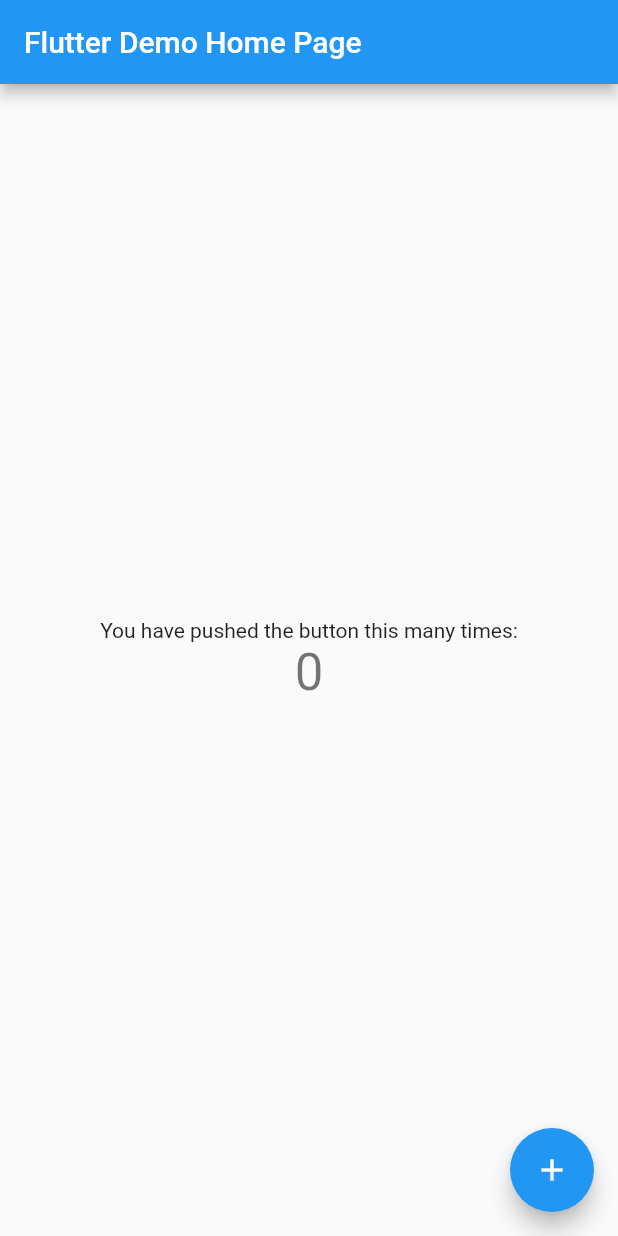
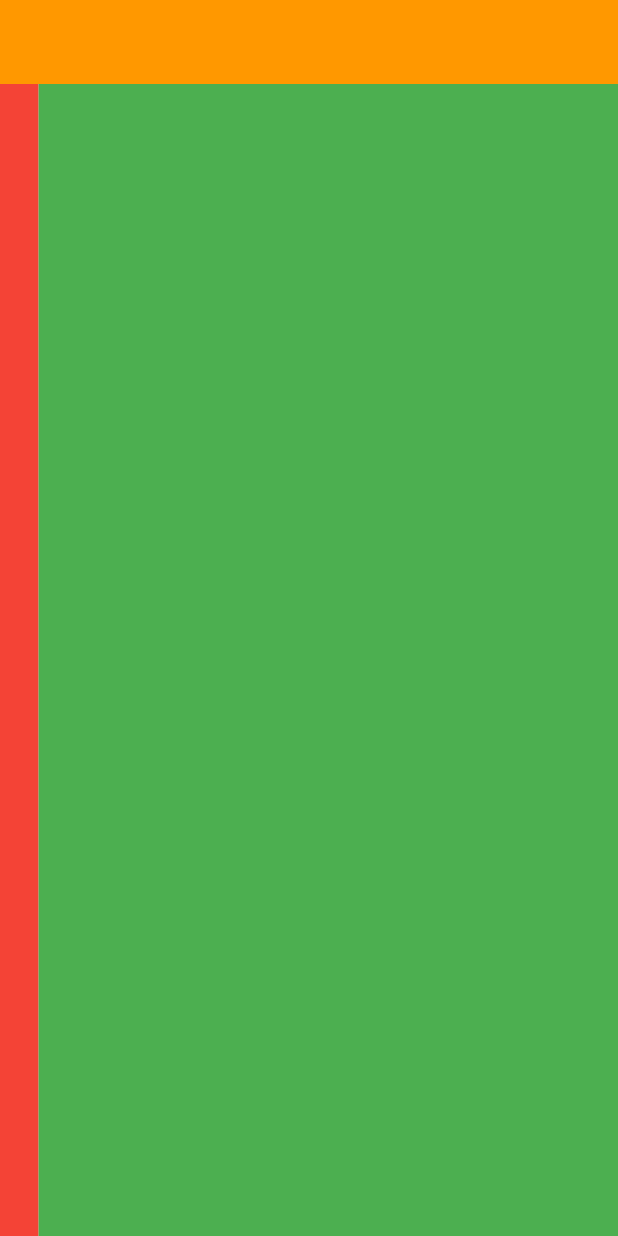
Before and after one commit to rsoares10-college-projects/basf-dashboard, a Flutter app: the screen it shows after launch, on a phone screen of 412 x 824 dp. Run offline on Flutter 3.47's test engine with Material 2 defaults, Android fonts, the phone set to English and light mode, and no system bars.

Commit message:
Add app base layout

```diff
--- a/lib/main.dart
+++ b/lib/main.dart
@@ -5,109 +5,47 @@
 }
 
 class MyApp extends StatelessWidget {
-  // This widget is the root of your application.
   @override
   Widget build(BuildContext context) {
     return MaterialApp(
-      title: 'Flutter Demo',
-      theme: ThemeData(
-        // This is the theme of your application.
-        //
-        // Try running your application with "flutter run". You'll see the
-        // application has a blue toolbar. Then, without quitting the app, try
-        // changing the primarySwatch below to Colors.green and then invoke
-        // "hot reload" (press "r" in the console where you ran "flutter run",
-        // or simply save your changes to "hot reload" in a Flutter IDE).
-        // Notice that the counter didn't reset back to zero; the application
-        // is not restarted.
-        primarySwatch: Colors.blue,
-      ),
-      home: MyHomePage(title: 'Flutter Demo Home Page'),
+      title: 'basf-dashboard',
+      debugShowCheckedModeBanner: false,
+      home: AppLayout(),
     );
   }
 }
 
-class MyHomePage extends StatefulWidget {
-  MyHomePage({Key? key, required this.title}) : super(key: key);
-
-  // This widget is the home page of your application. It is stateful, meaning
-  // that it has a State object (defined below) that contains fields that affect
-  // how it looks.
-
-  // This class is the configuration for the state. It holds the values (in this
-  // case the title) provided by the parent (in this case the App widget) and
-  // used by the build method of the State. Fields in a Widget subclass are
-  // always marked "final".
-
-  final String title;
+class AppLayout extends StatefulWidget {
+  const AppLayout({Key? key}) : super(key: key);
 
   @override
-  _MyHomePageState createState() => _MyHomePageState();
+  _AppLayoutState createState() => _AppLayoutState();
 }
 
-class _MyHomePageState extends State<MyHomePage> {
-  int _counter = 0;
-
-  void _incrementCounter() {
-    setState(() {
-      // This call to setState tells the Flutter framework that something has
-      // changed in this State, which causes it to rerun the build method below
-      // so that the display can reflect the updated values. If we changed
-      // _counter without calling setState(), then the build method would not be
-      // called again, and so nothing would appear to happen.
-      _counter++;
-    });
-  }
-
+class _AppLayoutState extends State<AppLayout> {
   @override
   Widget build(BuildContext context) {
-    // This method is rerun every time setState is called, for instance as done
-    // by the _incrementCounter method above.
-    //
-    // The Flutter framework has been optimized to make rerunning build methods
-    // fast, so that you can just rebuild anything that needs updating rather
-    // than having to individually change instances of widgets.
     return Scaffold(
       appBar: AppBar(
-        // Here we take the value from the MyHomePage object that was created by
-        // the App.build method, and use it to set our appbar title.
-        title: Text(widget.title),
+        elevation: 0,
+        backgroundColor: Colors.orange,
       ),
-      body: Center(
-        // Center is a layout widget. It takes a single child and positions it
-        // in the middle of the parent.
-        child: Column(
-          // Column is also a layout widget. It takes a list of children and
-          // arranges them vertically. By default, it sizes itself to fit its
-          // children horizontally, and tries to be as tall as its parent.
-          //
-          // Invoke "debug painting" (press "p" in the console, choose the
-          // "Toggle Debug Paint" action from the Flutter Inspector in Android
-          // Studio, or the "Toggle Debug Paint" command in Visual Studio Code)
-          // to see the wireframe for each widget.
-          //
-          // Column has various properties to control how it sizes itself and
-          // how it positions its children. Here we use mainAxisAlignment to
-          // center the children vertically; the main axis here is the vertical
-          // axis because Columns are vertical (the cross axis would be
-          // horizontal).
-          mainAxisAlignment: MainAxisAlignment.center,
-          children: <Widget>[
-            Text(
-              'You have pushed the button this many times:',
+      body: Row(
+        children: [
+          Expanded(
+            flex: 2,
+            child: Container(
+              color: Colors.red,
             ),
-            Text(
-              '$_counter',
-              style: Theme.of(context).textTheme.headline4,
+          ),
+          Expanded(
+            flex: 30,
+            child: Container(
+              color: Colors.green,
             ),
-          ],
-        ),
+          ),
+        ],
       ),
-      floatingActionButton: FloatingActionButton(
-        onPressed: _incrementCounter,
-        tooltip: 'Increment',
-        child: Icon(Icons.add),
-      ), // This trailing comma makes auto-formatting nicer for build methods.
     );
   }
 }
```
